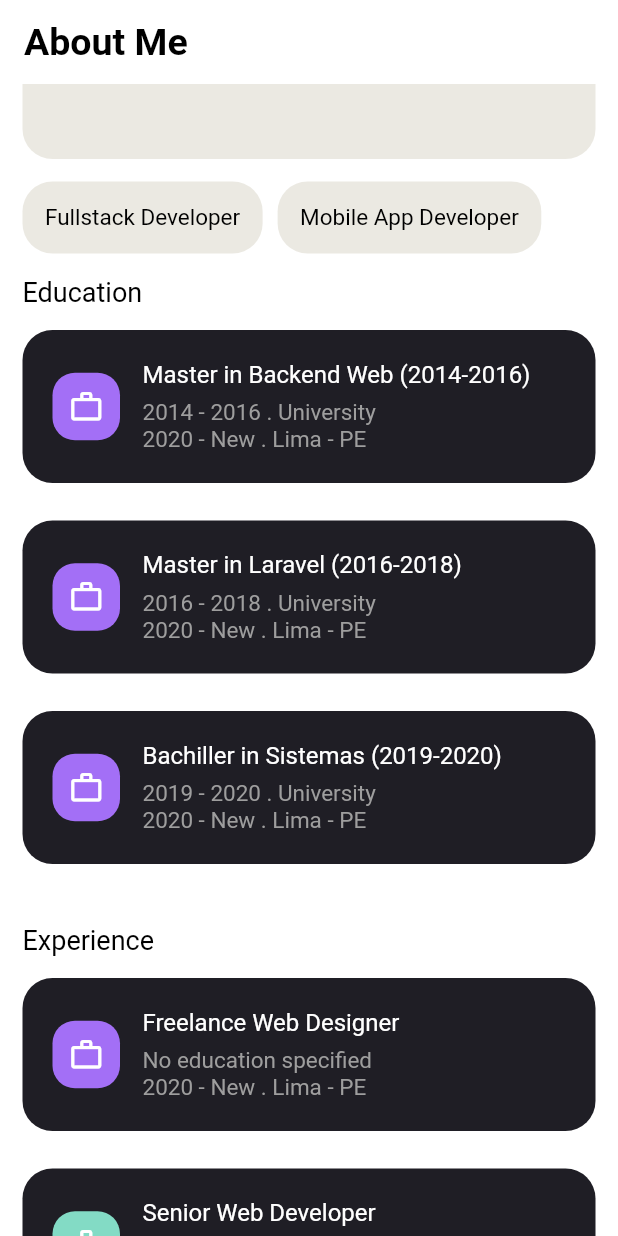
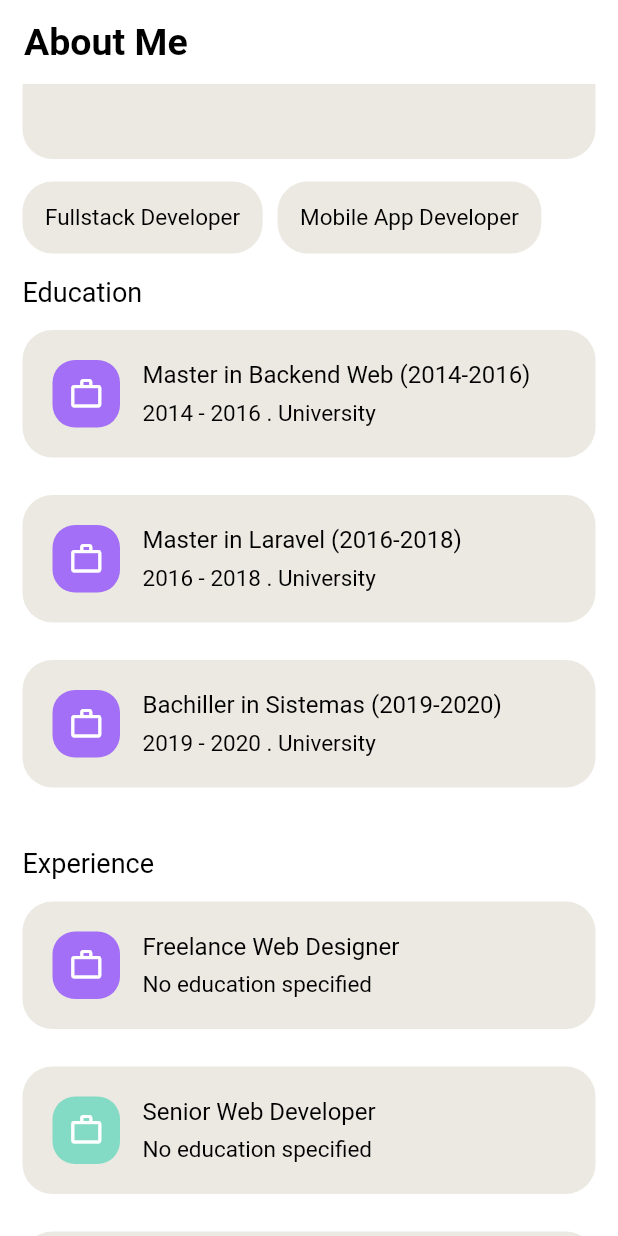
Before and after one commit to MrazTevin/View-CV, a Flutter app: the screen it shows after launch, scrolled down 576 dp, on a phone screen of 412 x 824 dp. Run offline on Flutter 3.47's test engine with Material 2 defaults, Android fonts, the phone set to English and light mode, and no system bars.

Commit message:
m: change the colors

```diff
--- a/lib/widgets/card_custom.dart
+++ b/lib/widgets/card_custom.dart
@@ -21,7 +21,7 @@ class CardCustom extends StatelessWidget {
       child: Container(
         padding: EdgeInsets.all(20.0),
         decoration: BoxDecoration(
-          color: Color(0xff1F1E25),
+          color: Color(0xffEBE9E2),
           borderRadius: BorderRadius.circular(20.0),
         ),
         child: Row(
@@ -39,13 +39,12 @@ class CardCustom extends StatelessWidget {
             Column(
               crossAxisAlignment: CrossAxisAlignment.start,
               children: [
-                Text(text, style: TextStyle(color: Colors.white, fontSize: 16)),
+                Text(text, style: TextStyle(color: Colors.black, fontSize: 16)),
                 SizedBox(height: 7.0),
                 if (education != null)
-                  Text(education!, style: TextStyle(color: Colors.grey, fontSize: 15))
+                  Text(education!, style: TextStyle(color: Colors.black, fontSize: 15))
                 else
-                  Text('No education specified', style: TextStyle(color: Colors.grey, fontSize: 15)),
-                Text('2020 - New . Lima - PE', style: TextStyle(color: Colors.grey, fontSize: 15)),
+                  Text('No education specified', style: TextStyle(color: Colors.black, fontSize: 15)),
               ],
             ),
           ],
```
